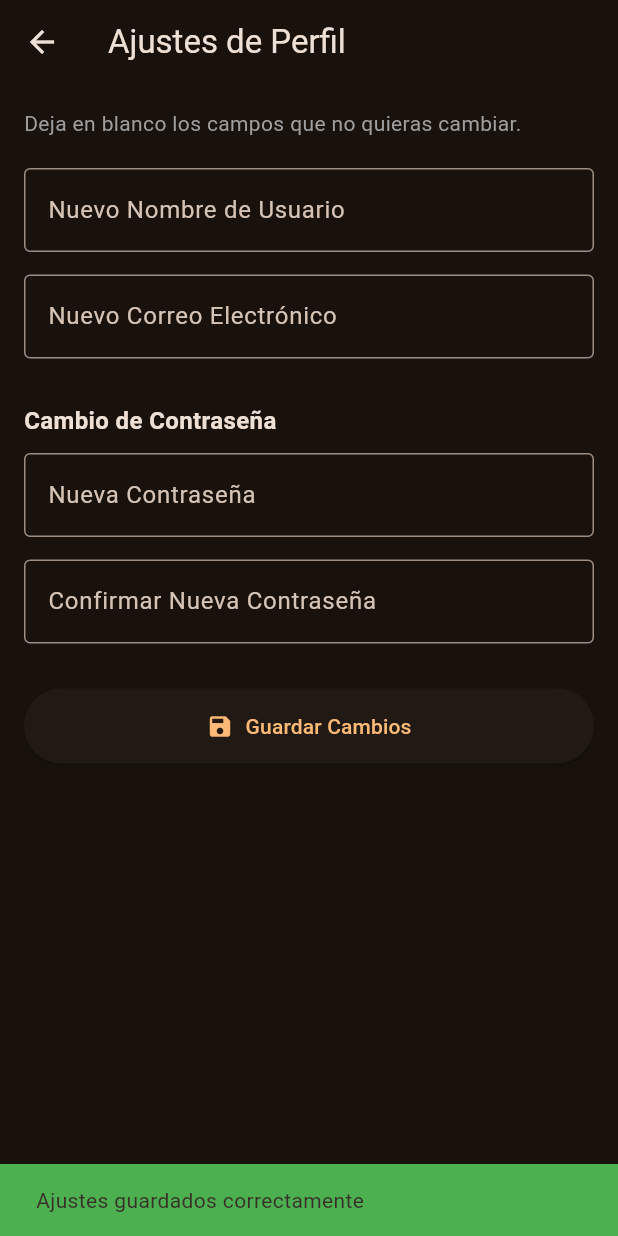
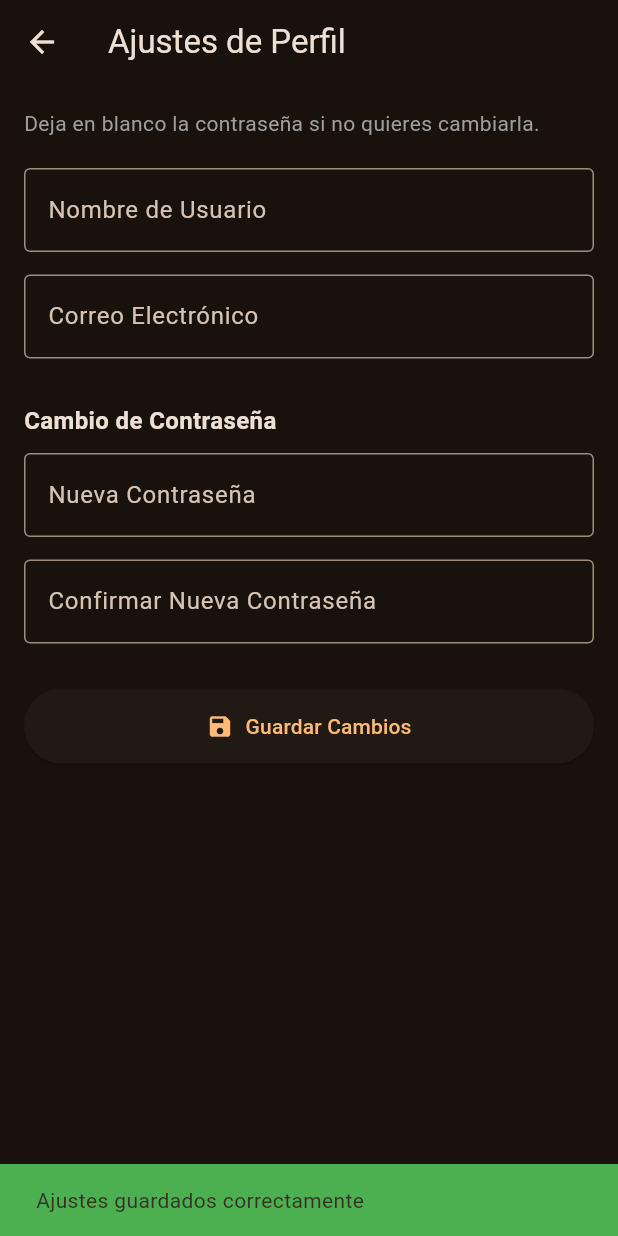
Before and after one commit to OArantegui/TFG, a Flutter app: the SettingsScreen screen opened directly, after a tap on "Guardar Cambios", on a phone screen of 412 x 824 dp. Run offline on Flutter 3.47's test engine with Material 3 defaults, Android fonts, the phone set to English and light mode, and no system bars; our stand-ins replace cached_network_image, shared_preferences; accounts and stored records are empty.

Commit message:
refactor settings screen

```diff
--- a/brickstock/lib/screens/settings_screen.dart
+++ b/brickstock/lib/screens/settings_screen.dart
@@ -13,10 +13,27 @@ class _SettingsScreenState extends State<SettingsScreen> {
   final _usernameController = TextEditingController();
   final _emailController = TextEditingController();
   final _passwordController = TextEditingController();
-  final _confirmPasswordController = TextEditingController(); // Controlador para la doble comprobación
+  final _confirmPasswordController = TextEditingController();
 
   final _authService = AuthService();
   bool _isLoading = false;
+
+  // --- NUEVO: CARGAMOS LOS DATOS AL ABRIR LA PANTALLA ---
+  @override
+  void initState() {
+    super.initState();
+    _cargarDatosUsuario();
+  }
+
+  void _cargarDatosUsuario() async {
+    final userData = await _authService.getUserData();
+    // setState actualiza la interfaz visual una vez tenemos los datos
+    setState(() {
+      _usernameController.text = userData['username'] ?? '';
+      _emailController.text = userData['email'] ?? '';
+    });
+  }
+  // ------------------------------------------------------
 
   void _guardarAjustes() async {
     if (!_formKey.currentState!.validate()) return;
@@ -36,9 +53,9 @@ class _SettingsScreenState extends State<SettingsScreen> {
       ScaffoldMessenger.of(context).showSnackBar(
         const SnackBar(content: Text('Ajustes guardados correctamente'), backgroundColor: Colors.green),
       );
-      // Opcional: limpiar las contraseñas tras guardar
       _passwordController.clear();
       _confirmPasswordController.clear();
+      // Al guardar, Flutter mantendrá los nuevos valores en los TextField porque ya están actualizados en la caché
     } else {
       ScaffoldMessenger.of(context).showSnackBar(
         const SnackBar(content: Text('Error al guardar. Puede que el email o usuario ya existan.'), backgroundColor: Colors.red),
@@ -57,19 +74,19 @@ class _SettingsScreenState extends State<SettingsScreen> {
           child: Column(
             crossAxisAlignment: CrossAxisAlignment.stretch,
             children: [
-              const Text('Deja en blanco los campos que no quieras cambiar.', style: TextStyle(color: Colors.grey)),
+              const Text('Deja en blanco la contraseña si no quieres cambiarla.', style: TextStyle(color: Colors.grey)),
               const SizedBox(height: 20),
 
               TextFormField(
                 controller: _usernameController,
-                decoration: const InputDecoration(labelText: 'Nuevo Nombre de Usuario', border: OutlineInputBorder()),
+                decoration: const InputDecoration(labelText: 'Nombre de Usuario', border: OutlineInputBorder()),
               ),
               const SizedBox(height: 15),
 
               TextFormField(
                 controller: _emailController,
                 keyboardType: TextInputType.emailAddress,
-                decoration: const InputDecoration(labelText: 'Nuevo Correo Electrónico', border: OutlineInputBorder()),
+                decoration: const InputDecoration(labelText: 'Correo Electrónico', border: OutlineInputBorder()),
               ),
               const SizedBox(height: 30),
 
@@ -88,7 +105,6 @@ class _SettingsScreenState extends State<SettingsScreen> {
                 obscureText: true,
                 decoration: const InputDecoration(labelText: 'Confirmar Nueva Contraseña', border: OutlineInputBorder()),
                 validator: (val) {
-                  // MAGIA AQUÍ: Validación de doble contraseña en frontend
                   if (_passwordController.text.isNotEmpty && val != _passwordController.text) {
                     return 'Las contraseñas no coinciden';
                   }
--- a/brickstock/lib/services/auth_service.dart
+++ b/brickstock/lib/services/auth_service.dart
@@ -24,7 +24,7 @@ class AuthService {
   /// Borra el token (Útil para el botón de "Cerrar Sesión")
   Future<void> logout() async {
     final prefs = await SharedPreferences.getInstance();
-    await prefs.remove('jwt_token');
+    await prefs.clear();
   }
 
   /// Comprueba si hay una sesión activa al abrir la app
@@ -33,6 +33,19 @@ class AuthService {
     return token != null && token.isNotEmpty;
   }
 
+  Future<void> saveUserData(String username, String email) async {
+    final prefs = await SharedPreferences.getInstance();
+    await prefs.setString('username', username);
+    await prefs.setString('email', email);
+  }
+
+  Future<Map<String, String>> getUserData() async {
+    final prefs = await SharedPreferences.getInstance();
+    return {
+      'username': prefs.getString('username') ?? '',
+      'email': prefs.getString('email') ?? '',
+    };
+  }
   // ==========================================
   // 2. LLAMADAS AL BACKEND (NODE.JS)
   // ==========================================
@@ -40,7 +53,6 @@ class AuthService {
   /// Iniciar sesión
   Future<bool> login(String email, String password) async {
     try {
-      // Usamos de forma centralizada ApiService.baseUrl
       final response = await http.post(
         Uri.parse('${ApiService.baseUrl}/auth/login'),
         headers: {'Content-Type': 'application/json'},
@@ -50,13 +62,17 @@ class AuthService {
       if (response.statusCode == 200) {
         final data = jsonDecode(response.body);
         final token = data['token'];
+        final user = data['user']; // Extraemos el usuario que nos manda Node.js
 
         if (token != null) {
-          await saveToken(token); // Guardamos el token
+          await saveToken(token);
+          // TFG Info: Guardamos los datos en caché local para usarlos en Ajustes
+          if (user != null) {
+            await saveUserData(user['username'], user['email']);
+          }
           return true;
         }
       }
-      print("Login fallido (Status ${response.statusCode}): ${response.body}");
       return false;
     } catch (e) {
       print("Error de red en login: $e");
@@ -91,16 +107,15 @@ class AuthService {
     try {
       final token = await getToken();
 
-      // Creamos un mapa solo con los datos que se han rellenado
       final Map<String, dynamic> body = {};
       if (username != null && username.isNotEmpty) body['username'] = username;
       if (email != null && email.isNotEmpty) body['email'] = email;
       if (password != null && password.isNotEmpty) body['password'] = password;
 
-      if (body.isEmpty) return true; // Nada que actualizar
+      if (body.isEmpty) return true;
 
       final response = await http.put(
-        Uri.parse('${ApiService.baseUrl}/auth/profile'), // Asegúrate de enlazar esta ruta en tu backend
+        Uri.parse('${ApiService.baseUrl}/auth/profile'),
         headers: {
           'Content-Type': 'application/json',
           'Authorization': 'Bearer $token',
@@ -108,7 +123,16 @@ class AuthService {
         body: jsonEncode(body),
       );
 
-      return response.statusCode == 200;
+      if (response.statusCode == 200) {
+        final data = jsonDecode(response.body);
+        final user = data['user'];
+        // TFG Info: Si se actualiza con éxito, sobrescribimos la caché local con los nuevos datos
+        if (user != null) {
+          await saveUserData(user['username'], user['email']);
+        }
+        return true;
+      }
+      return false;
     } catch (e) {
       print("Error actualizando perfil: $e");
       return false;
```
